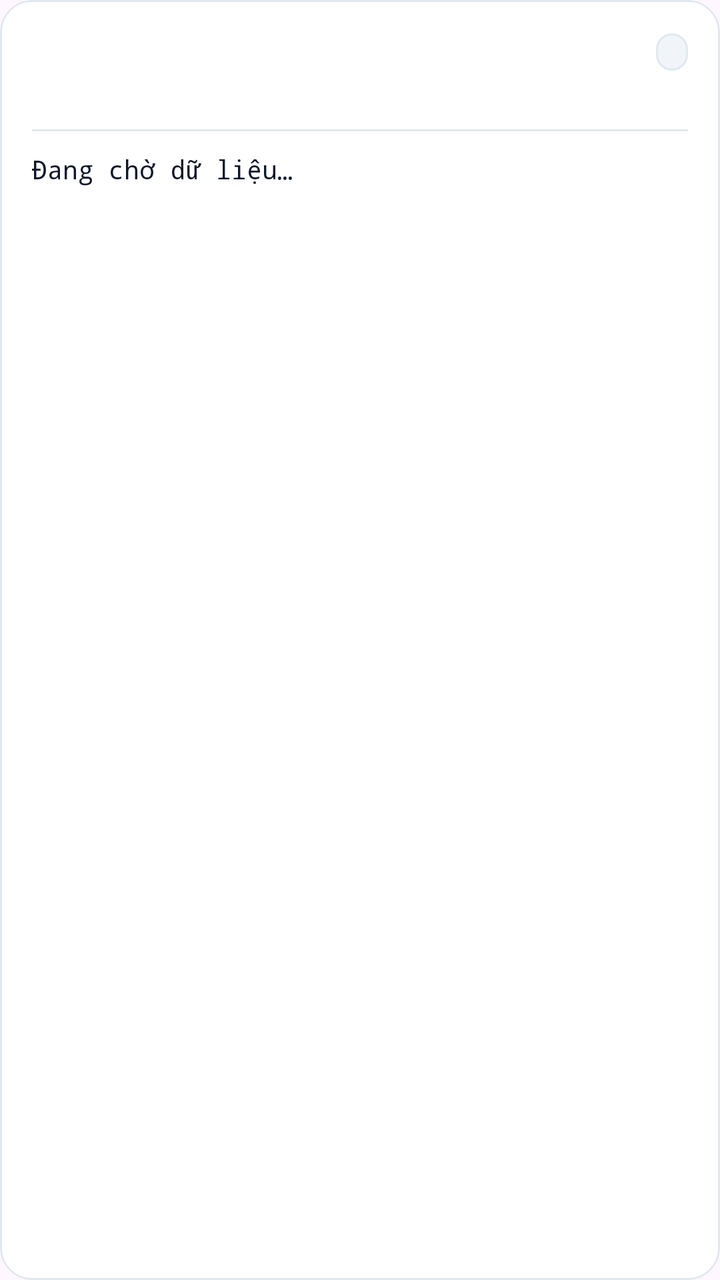
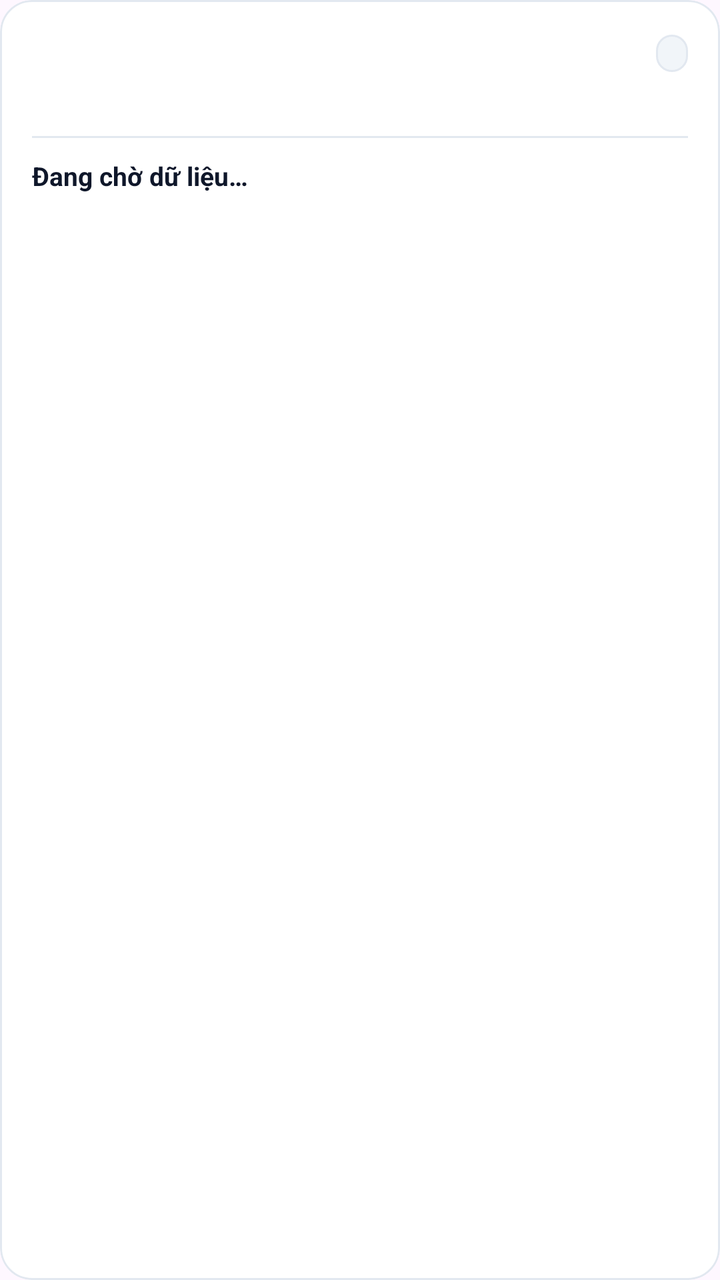

Two renders of the same Android screen: before a commit and after it. Below are the layout's source before the change and the commit's diff.
<!-- AndroidManifest.xml: application theme Theme.BaseProject -->
<!-- res/layout/item_sensor_card.xml -->
<?xml version="1.0" encoding="utf-8"?>
<com.google.android.material.card.MaterialCardView xmlns:android="http://schemas.android.com/apk/res/android"
    xmlns:app="http://schemas.android.com/apk/res-auto"
    android:layout_width="match_parent"
    android:layout_height="wrap_content"
    android:layout_marginStart="16dp"
    android:layout_marginTop="6dp"
    android:layout_marginEnd="16dp"
    android:layout_marginBottom="6dp"
    app:cardBackgroundColor="@color/colorCardBackground"
    app:cardCornerRadius="16dp"
    app:cardElevation="0dp"
    app:strokeColor="@color/colorBorder"
    app:strokeWidth="1dp">

    <LinearLayout
        android:layout_width="match_parent"
        android:layout_height="wrap_content"
        android:orientation="vertical"
        android:padding="16dp">

        <LinearLayout
            android:layout_width="match_parent"
            android:layout_height="wrap_content"
            android:gravity="center_vertical"
            android:orientation="horizontal">

            <TextView
                android:id="@+id/tvSensorName"
                android:layout_width="0dp"
                android:layout_height="wrap_content"
                android:layout_weight="1"
                android:textColor="@color/textPrimary"
                android:textSize="15sp"
                android:textStyle="bold" />

            <TextView
                android:id="@+id/tvSensorType"
                android:layout_width="wrap_content"
                android:layout_height="wrap_content"
                android:background="@drawable/bg_search_bar"
                android:paddingStart="8dp"
                android:paddingTop="2dp"
                android:paddingEnd="8dp"
                android:paddingBottom="2dp"
                android:textColor="@color/colorPrimary"
                android:textSize="11sp"
                android:textStyle="bold" />
        </LinearLayout>

        <TextView
            android:id="@+id/tvSensorVendor"
            android:layout_width="wrap_content"
            android:layout_height="wrap_content"
            android:layout_marginTop="2dp"
            android:textColor="@color/textSecondary"
            android:textSize="12sp" />

        <View
            android:layout_width="match_parent"
            android:layout_height="1dp"
            android:layout_marginTop="10dp"
            android:layout_marginBottom="10dp"
            android:background="@color/colorBorder" />

        
        <TextView
            android:id="@+id/tvSensorLiveValues"
            android:layout_width="match_parent"
            android:layout_height="wrap_content"
            android:fontFamily="monospace"
            android:text="Đang chờ dữ liệu…"
            android:textColor="@color/textPrimary"
            android:textSize="13sp" />

        <TextView
            android:id="@+id/tvSensorSpecs"
            android:layout_width="match_parent"
            android:layout_height="wrap_content"
            android:layout_marginTop="6dp"
            android:textColor="@color/textMuted"
            android:textSize="11sp" />

    </LinearLayout>
</com.google.android.material.card.MaterialCardView>
<!-- resources referenced by this layout -->
<resources>
  <color name="colorBorder">#E2E8F0</color>
  <color name="colorCardBackground">#FFFFFF</color>
  <color name="colorPrimary">#2563EB</color>
  <color name="textMuted">#94A3B8</color>
  <color name="textPrimary">#0F172A</color>
  <color name="textSecondary">#64748B</color>
  <!-- drawable bg_search_bar (drawable) -->
  <?xml version="1.0" encoding="utf-8"?>
  <shape xmlns:android="http://schemas.android.com/apk/res/android"
      android:shape="rectangle">
      <corners android:radius="16dp" />
      <solid android:color="#F1F5F9" />
      <stroke android:width="1dp" android:color="#E2E8F0" />
  </shape>
  <style name="Theme.BaseProject" parent="Base.Theme.BaseProject" />
  <style name="Base.Theme.BaseProject" parent="Theme.Material3.DayNight.NoActionBar">
          
          
      </style>
</resources>

<!-- the commit's change to res/layout/item_sensor_card.xml (unified diff, before → after) -->
@@ -30,8 +30,8 @@
                 android:layout_width="0dp"
                 android:layout_height="wrap_content"
                 android:layout_weight="1"
-                android:textColor="@color/textPrimary"
-                android:textSize="15sp"
+                android:textColor="@color/colorPrimary"
+                android:textSize="16sp"
                 android:textStyle="bold" />
 
             <TextView
@@ -43,16 +43,15 @@
                 android:paddingTop="2dp"
                 android:paddingEnd="8dp"
                 android:paddingBottom="2dp"
-                android:textColor="@color/colorPrimary"
-                android:textSize="11sp"
-                android:textStyle="bold" />
+                android:textColor="@color/textSecondary"
+                android:textSize="11sp" />
         </LinearLayout>
 
         <TextView
             android:id="@+id/tvSensorVendor"
             android:layout_width="wrap_content"
             android:layout_height="wrap_content"
-            android:layout_marginTop="2dp"
+            android:layout_marginTop="4dp"
             android:textColor="@color/textSecondary"
             android:textSize="12sp" />
 
@@ -68,10 +67,11 @@
             android:id="@+id/tvSensorLiveValues"
             android:layout_width="match_parent"
             android:layout_height="wrap_content"
-            android:fontFamily="monospace"
+            android:lineSpacingExtra="2dp"
             android:text="Đang chờ dữ liệu…"
             android:textColor="@color/textPrimary"
-            android:textSize="13sp" />
+            android:textSize="13sp"
+            android:textStyle="bold" />
 
         <TextView
             android:id="@+id/tvSensorSpecs"
